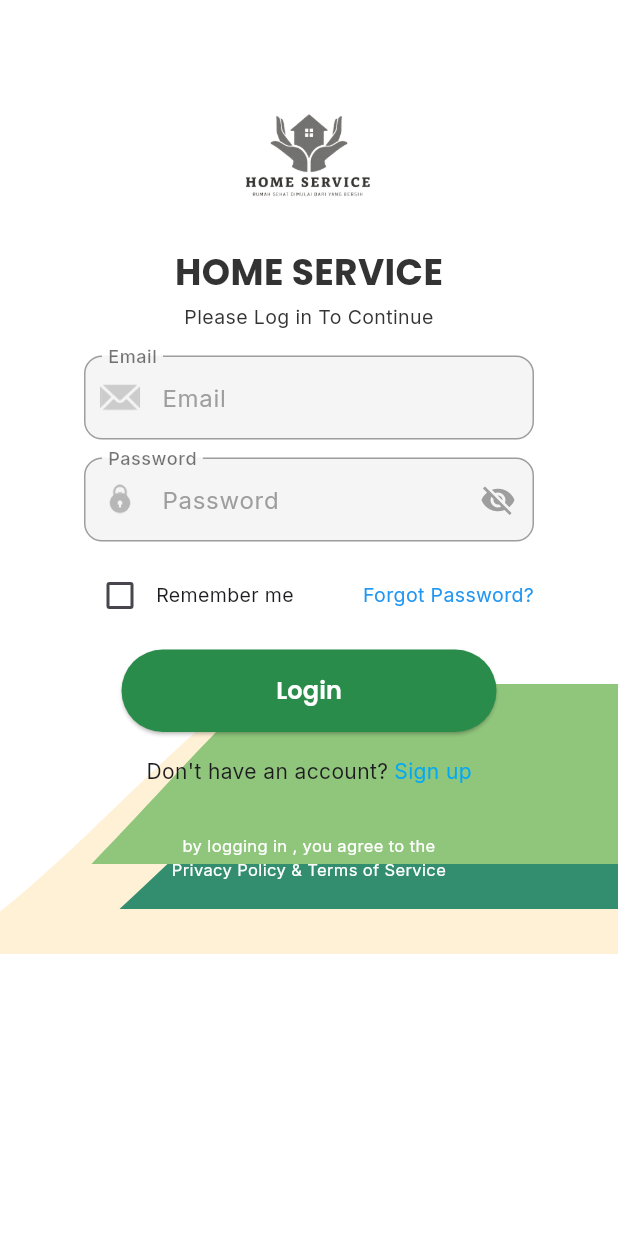
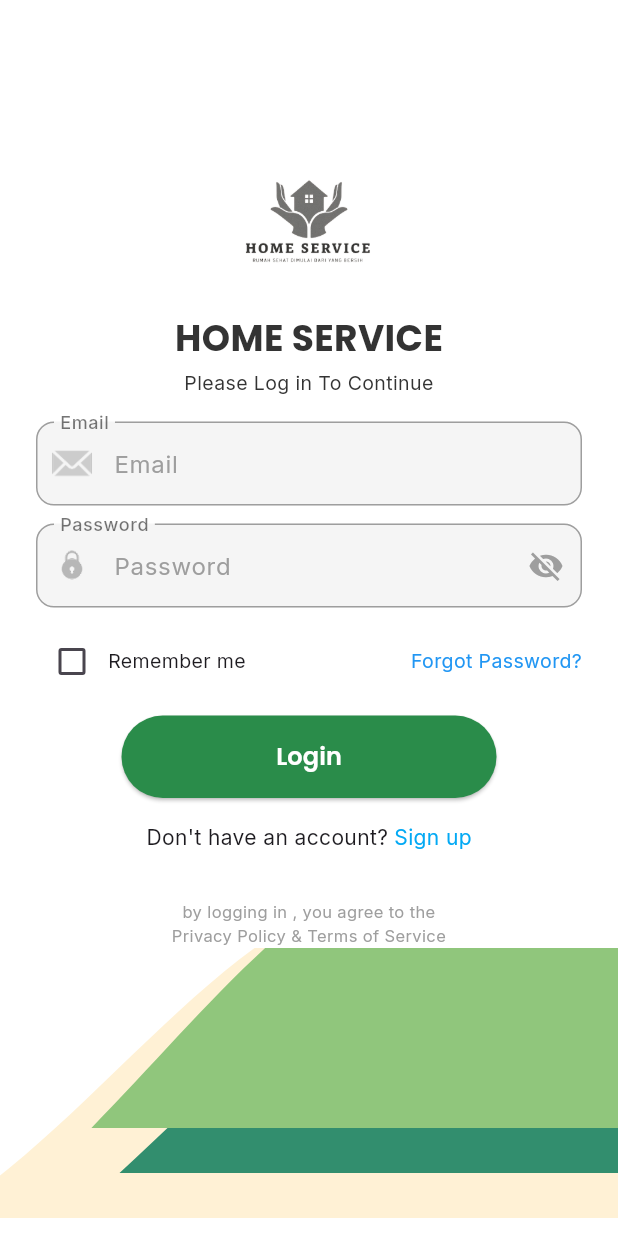
Before and after one commit to Hanz26456/project_mobilesemester4, a Flutter app: the LoginScreen screen opened directly, on a phone screen of 412 x 824 dp. Run offline on Flutter 3.47's test engine with Material 3 defaults, Android fonts, the phone set to English and light mode, and no system bars; our stand-ins replace dio, dotted_border, flutter_image_compress, flutter_svg, gap, image_picker and 3 more; accounts and stored records are empty.

Commit message:
masih belm login

```diff
--- a/lib/data/services/config.dart
+++ b/lib/data/services/config.dart
@@ -1,6 +1,4 @@
-
 class Config {
-
-  static const String baseUrl ="http://192.168.1.5:8000/api"; // Pastikan URL benar
-
+  static const String baseUrl =
+      "http://192.168.1.18:8000/api"; // Pastikan URL benar
 }
--- a/lib/views/auth/login.dart
+++ b/lib/views/auth/login.dart
@@ -1,15 +1,15 @@
+import 'dart:convert';
 import 'package:flutter/material.dart';
 import 'package:flutter_svg/flutter_svg.dart';
 import 'package:shared_preferences/shared_preferences.dart';
 import '../../../theme/app_text_styles.dart';
 import '../../widgets/custom_text_field.dart';
 import '../../widgets/primary_button.dart';
-import '../fitur/home.dart';
 import '../../data/services/auth_service.dart';
 import '../../data/models/login_request.dart';
 import '../auth/forgotpassword.dart';
 import 'register.dart';
-import 'dart:convert';
+import '../fitur/home.dart';
 import '../pekerja/dashboard.dart';
 
 class LoginScreen extends StatefulWidget {
@@ -20,10 +20,11 @@ class LoginScreen extends StatefulWidget {
 }
 
 class _LoginScreenState extends State<LoginScreen> {
+  final TextEditingController _emailController = TextEditingController();
+  final TextEditingController _passwordController = TextEditingController();
   bool _obscureText = true;
   bool _rememberMe = false;
-  final TextEditingController _emailController = TextEditingController();
-  final TextEditingController _passwordController = TextEditingController();
+  bool _isLoading = false;
 
   Future<void> _login() async {
     final email = _emailController.text.trim();
@@ -36,9 +37,16 @@ class _LoginScreenState extends State<LoginScreen> {
       return;
     }
 
+    setState(() {
+      _isLoading = true;
+    });
+
     final loginRequest = LoginRequest(email: email, password: password);
+    final user = await AuthService().login(loginRequest);
 
-    final user = await AuthService().login(loginRequest);
+    setState(() {
+      _isLoading = false;
+    });
 
     if (user != null) {
       final prefs = await SharedPreferences.getInstance();
@@ -48,18 +56,10 @@ class _LoginScreenState extends State<LoginScreen> {
       await prefs.setString('user_data', json.encode(user.toJson()));
       await prefs.setString('role', user.role);
 
-
-      // 🟢 Navigasi berdasarkan role user
       if (user.role == 'worker') {
-        Navigator.pushReplacement(
-          context,
-          MaterialPageRoute(builder: (context) => Dashboardp()),
-        );
+        Navigator.pushReplacement(context, MaterialPageRoute(builder: (context) => Dashboardp()));
       } else if (user.role == 'customer') {
-        Navigator.pushReplacement(
-          context,
-          MaterialPageRoute(builder: (context) => HomeScreen()),
-        );
+        Navigator.pushReplacement(context, MaterialPageRoute(builder: (context) => HomeScreen()));
       } else {
         ScaffoldMessenger.of(context).showSnackBar(
           SnackBar(content: Text('Role tidak dikenali: ${user.role}')),
@@ -70,24 +70,19 @@ class _LoginScreenState extends State<LoginScreen> {
     }
   }
 
-  // Fungsi untuk menampilkan AlertDialog error saat login
   void _showLoginErrorDialog(String message) {
     showDialog(
       context: context,
-      builder: (BuildContext context) {
-        return AlertDialog(
+      builder: (context) => AlertDialog(
         title: const Text('Login Gagal'),
         content: Text(message),
         actions: [
           TextButton(
-              onPressed: () {
-                Navigator.of(context).pop();  // Menutup dialog
-              },
+            onPressed: () => Navigator.of(context).pop(),
             child: const Text('OK'),
           ),
         ],
-        );
-      },
+      ),
     );
   }
 
@@ -95,35 +90,30 @@ class _LoginScreenState extends State<LoginScreen> {
   Widget build(BuildContext context) {
     return Scaffold(
       backgroundColor: Colors.white,
-  resizeToAvoidBottomInset: false,
+      resizeToAvoidBottomInset: true,
       body: Stack(
-
         children: [
-          /// 🟢 Background Wave pakai 3 SVG
-          Positioned(
-            bottom: 0,
-            left: 0,
-            right: 0,
+          /// Background SVG Wave
+          Positioned.fill(
+            child: Align(
+              alignment: Alignment.bottomCenter,
+              child: IgnorePointer(
                 child: SizedBox(
-              height: 180, // Atur tinggi sesuai keinginan
+                  height: 180,
                   child: Stack(
                     children: [
-                  // Wave pertama (Crime) - Paling bawah
                       Align(
                         alignment: Alignment.bottomRight,
                         child: SvgPicture.asset(
                           'assets/svg/Vector (2).svg',
-                      width: MediaQuery.of(context).size.width, // Sesuaikan dengan lebar layar
-                      fit: BoxFit.cover, // Pastikan tidak terdistorsi
+                          width: MediaQuery.of(context).size.width,
+                          fit: BoxFit.cover,
                         ),
                       ),
-                  // Wave kedua (Hijau Tua) - Di atas wave pertama
                       Align(
                         alignment: Alignment.bottomRight,
                         child: Padding(
-                      padding: const EdgeInsets.only(
-                        bottom: 30,
-                      ), // Mengatur jarak antar wave
+                          padding: const EdgeInsets.only(bottom: 30),
                           child: SvgPicture.asset(
                             'assets/svg/Vector.svg',
                             width: MediaQuery.of(context).size.width,
@@ -131,13 +121,10 @@ return Scaffold(
                           ),
                         ),
                       ),
-                  // Wave ketiga (Hijau Muda) - Paling atas
                       Align(
                         alignment: Alignment.bottomRight,
                         child: Padding(
-                      padding: const EdgeInsets.only(
-                        bottom: 60,
-                      ), // Mengatur jarak antar wave
+                          padding: const EdgeInsets.only(bottom: 60),
                           child: SvgPicture.asset(
                             'assets/svg/Vector (1).svg',
                             width: MediaQuery.of(context).size.width,
@@ -149,24 +136,19 @@ return Scaffold(
                   ),
                 ),
               ),
+            ),
+          ),
 
-          /// 🔵 Konten utama
+          /// Main Content
           SafeArea(
-  child: Padding(
-    padding: EdgeInsets.only(
-      top: 32,
-      bottom: MediaQuery.of(context).viewInsets.bottom,
-    ),
             child: SingleChildScrollView(
+              padding: const EdgeInsets.symmetric(horizontal: 24),
               child: Center(
-        child: SizedBox(
-
-                    width: 300,
                 child: Column(
                   children: [
-                        const SizedBox(height: 24),
+                    const SizedBox(height: 100),
 
-                        // Logo/Header
+                    // Logo
                     Image.asset(
                       'assets/images/logo.png',
                       width: 100,
@@ -181,14 +163,12 @@ SafeArea(
                     const SizedBox(height: 4),
                     Text(
                       'Please Log in To Continue',
-                          style: AppTextStyles.interRegular.copyWith(
-                            fontSize: 13,
-                          ),
+                      style: AppTextStyles.interRegular.copyWith(fontSize: 13),
                       textAlign: TextAlign.center,
                     ),
                     const SizedBox(height: 16),
 
-                        // Username
+                    // Email
                     CustomTextField(
                       controller: _emailController,
                       hint: 'Email',
@@ -212,10 +192,8 @@ SafeArea(
                       obscureText: _obscureText,
                       suffixIcon: IconButton(
                         icon: Icon(
+                          _obscureText ? Icons.visibility_off : Icons.visibility,
                           color: Colors.grey,
-                              _obscureText
-                                  ? Icons.visibility_off
-                                  : Icons.visibility,
                         ),
                         onPressed: () {
                           setState(() {
@@ -224,14 +202,12 @@ SafeArea(
                         },
                       ),
                     ),
-
                     const SizedBox(height: 12),
 
-                        // Remember me + Forgot Password link
+                    // Remember + Forgot
                     Row(
                       mainAxisAlignment: MainAxisAlignment.spaceBetween,
                       children: [
-                            // Remember me
                         Row(
                           children: [
                             Checkbox(
@@ -245,24 +221,16 @@ SafeArea(
                             ),
                             const Text(
                               'Remember me',
-                                  style: TextStyle(
-                                    fontFamily: 'Inter',
-                                    fontSize: 13,
-                                  ),
+                              style: TextStyle(fontFamily: 'Inter', fontSize: 13),
                             ),
                           ],
                         ),
-
-                            // Forgot Password Link
                         InkWell(
                           onTap: () {
                             Navigator.push(
                               context,
-                                  MaterialPageRoute(
-                                    builder: (context) => const ForgotPasswordPage(),
-                                  ),
+                              MaterialPageRoute(builder: (context) => const ForgotPasswordPage()),
                             );
-                                // Aksi navigasi ke halaman forgot password
                           },
                           child: const Text(
                             'Forgot Password?',
@@ -286,25 +254,19 @@ SafeArea(
                         onPressed: _login,
                       ),
                     ),
-
                     const SizedBox(height: 16),
 
                     // Sign up
                     Row(
                       mainAxisAlignment: MainAxisAlignment.center,
                       children: [
-                            const Text(
-                              "Don't have an account?",
-                              style: TextStyle(fontFamily: 'Inter'),
-                            ),
+                        const Text("Don't have an account?", style: TextStyle(fontFamily: 'Inter')),
                         const SizedBox(width: 4),
                         InkWell(
                           onTap: () {
                             Navigator.push(
                               context,
-                                  MaterialPageRoute(
-                                    builder: (context) => const RegisterScreen(),
-                                  ),
+                              MaterialPageRoute(builder: (context) => const RegisterScreen()),
                             );
                           },
                           child: const Text(
@@ -320,21 +282,17 @@ SafeArea(
 
                     const SizedBox(height: 32),
 
-                        // Footer
                     const Text(
                       'by logging in , you agree to the\nPrivacy Policy & Terms of Service',
                       textAlign: TextAlign.center,
                       style: TextStyle(
                         fontFamily: 'Inter',
                         fontSize: 11,
-                            color: Colors.white,
+                        color: Colors.grey,
                       ),
                     ),
-
-                        const SizedBox(height: 48),
+                    const SizedBox(height: 180), // biar konten tidak nabrak wave
                   ],
-                    ),
-                  ),
                 ),
               ),
             ),
```
Lines whose indentation alone changed are shown as unchanged.
